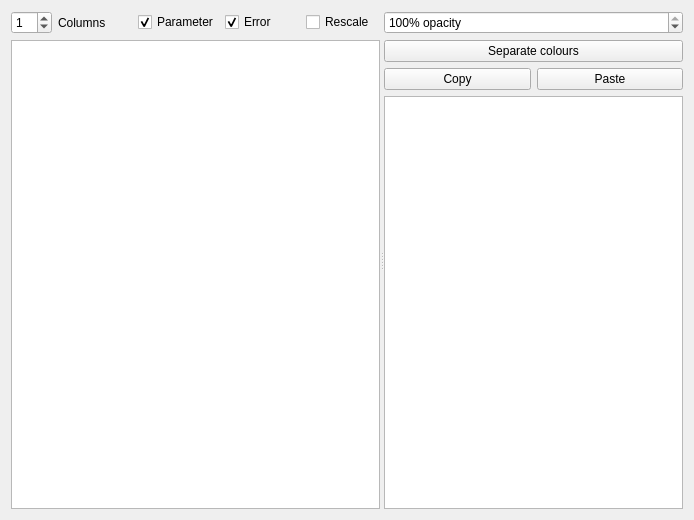
The window that src/gui/parameterfitplotter.ui (CompEphys-team/rtdo) describes before a commit, drawn with Qt 5.
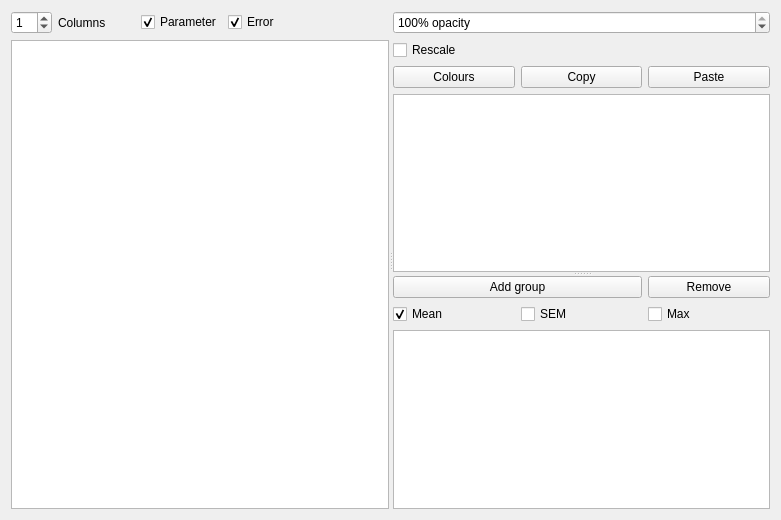
The same window after the commit.

Commit message:
Extend FitPlotter to show stats for groups of fits
Quick, dirty, and incomplete interactivity

```diff
--- a/src/gui/parameterfitplotter.ui
+++ b/src/gui/parameterfitplotter.ui
@@ -6,14 +6,14 @@
    <rect>
     <x>0</x>
     <y>0</y>
-    <width>694</width>
+    <width>781</width>
     <height>520</height>
    </rect>
   </property>
   <property name="windowTitle">
    <string>Parameter fits</string>
   </property>
-  <layout class="QGridLayout" name="gridLayout_2">
+  <layout class="QGridLayout" name="gridLayout_4">
    <item row="0" column="0">
     <widget class="QSplitter" name="splitter">
      <property name="orientation">
@@ -21,13 +21,6 @@
      </property>
      <widget class="QWidget" name="widget" native="true">
       <layout class="QGridLayout" name="gridLayout">
-       <item row="0" column="4">
-        <widget class="QCheckBox" name="rescale">
-         <property name="text">
-          <string>Rescale</string>
-         </property>
-        </widget>
-       </item>
        <item row="1" column="0" colspan="5">
         <widget class="QTableWidget" name="table">
          <property name="selectionMode">
@@ -98,80 +91,164 @@
        </item>
       </layout>
      </widget>
-     <widget class="QWidget" name="sidebar" native="true">
-      <layout class="QGridLayout" name="gridLayout_3">
-       <item row="2" column="0">
-        <widget class="QPushButton" name="copy">
-         <property name="text">
-          <string>Copy</string>
-         </property>
-        </widget>
-       </item>
-       <item row="2" column="1">
-        <widget class="QPushButton" name="paste">
-         <property name="text">
-          <string>Paste</string>
-         </property>
-        </widget>
-       </item>
-       <item row="3" column="0" colspan="2">
-        <widget class="QTableWidget" name="fits">
-         <property name="selectionBehavior">
-          <enum>QAbstractItemView::SelectRows</enum>
-         </property>
-         <property name="columnCount">
-          <number>3</number>
-         </property>
-         <attribute name="horizontalHeaderVisible">
-          <bool>false</bool>
-         </attribute>
-         <attribute name="horizontalHeaderDefaultSectionSize">
-          <number>15</number>
-         </attribute>
-         <attribute name="horizontalHeaderMinimumSectionSize">
-          <number>10</number>
-         </attribute>
-         <attribute name="horizontalHeaderStretchLastSection">
-          <bool>true</bool>
-         </attribute>
-         <attribute name="verticalHeaderVisible">
-          <bool>false</bool>
-         </attribute>
-         <attribute name="verticalHeaderDefaultSectionSize">
-          <number>25</number>
-         </attribute>
-         <column/>
-         <column/>
-         <column/>
-        </widget>
-       </item>
-       <item row="1" column="0" colspan="2">
-        <widget class="QPushButton" name="sepcols">
-         <property name="text">
-          <string>Separate colours</string>
-         </property>
-         <property name="checkable">
-          <bool>true</bool>
-         </property>
-        </widget>
-       </item>
-       <item row="0" column="0" colspan="2">
-        <widget class="QSpinBox" name="opacity">
-         <property name="suffix">
-          <string>% opacity</string>
-         </property>
-         <property name="maximum">
-          <number>100</number>
-         </property>
-         <property name="singleStep">
-          <number>5</number>
-         </property>
-         <property name="value">
-          <number>100</number>
-         </property>
-        </widget>
-       </item>
-      </layout>
+     <widget class="QSplitter" name="sidebar">
+      <property name="orientation">
+       <enum>Qt::Vertical</enum>
+      </property>
+      <widget class="QWidget" name="widget_3" native="true">
+       <layout class="QGridLayout" name="gridLayout_3">
+        <item row="0" column="0" colspan="3">
+         <widget class="QSpinBox" name="opacity">
+          <property name="suffix">
+           <string>% opacity</string>
+          </property>
+          <property name="maximum">
+           <number>100</number>
+          </property>
+          <property name="singleStep">
+           <number>5</number>
+          </property>
+          <property name="value">
+           <number>100</number>
+          </property>
+         </widget>
+        </item>
+        <item row="2" column="0">
+         <widget class="QPushButton" name="sepcols">
+          <property name="text">
+           <string>Colours</string>
+          </property>
+          <property name="checkable">
+           <bool>true</bool>
+          </property>
+         </widget>
+        </item>
+        <item row="3" column="0" colspan="3">
+         <widget class="QTableWidget" name="fits">
+          <property name="selectionBehavior">
+           <enum>QAbstractItemView::SelectRows</enum>
+          </property>
+          <property name="columnCount">
+           <number>3</number>
+          </property>
+          <attribute name="horizontalHeaderVisible">
+           <bool>false</bool>
+          </attribute>
+          <attribute name="horizontalHeaderDefaultSectionSize">
+           <number>15</number>
+          </attribute>
+          <attribute name="horizontalHeaderMinimumSectionSize">
+           <number>10</number>
+          </attribute>
+          <attribute name="horizontalHeaderStretchLastSection">
+           <bool>true</bool>
+          </attribute>
+          <attribute name="verticalHeaderVisible">
+           <bool>false</bool>
+          </attribute>
+          <attribute name="verticalHeaderDefaultSectionSize">
+           <number>25</number>
+          </attribute>
+          <column/>
+          <column/>
+          <column/>
+         </widget>
+        </item>
+        <item row="2" column="1">
+         <widget class="QPushButton" name="copy">
+          <property name="text">
+           <string>Copy</string>
+          </property>
+         </widget>
+        </item>
+        <item row="2" column="2">
+         <widget class="QPushButton" name="paste">
+          <property name="text">
+           <string>Paste</string>
+          </property>
+         </widget>
+        </item>
+        <item row="1" column="0" colspan="3">
+         <widget class="QCheckBox" name="rescale">
+          <property name="text">
+           <string>Rescale</string>
+          </property>
+         </widget>
+        </item>
+       </layout>
+      </widget>
+      <widget class="QWidget" name="widget_2" native="true">
+       <layout class="QGridLayout" name="gridLayout_2">
+        <item row="0" column="0" colspan="2">
+         <widget class="QPushButton" name="addGroup">
+          <property name="text">
+           <string>Add group</string>
+          </property>
+         </widget>
+        </item>
+        <item row="2" column="0" colspan="3">
+         <widget class="QTableWidget" name="groups">
+          <property name="selectionBehavior">
+           <enum>QAbstractItemView::SelectRows</enum>
+          </property>
+          <property name="columnCount">
+           <number>2</number>
+          </property>
+          <attribute name="horizontalHeaderVisible">
+           <bool>false</bool>
+          </attribute>
+          <attribute name="horizontalHeaderDefaultSectionSize">
+           <number>15</number>
+          </attribute>
+          <attribute name="horizontalHeaderMinimumSectionSize">
+           <number>10</number>
+          </attribute>
+          <attribute name="horizontalHeaderStretchLastSection">
+           <bool>true</bool>
+          </attribute>
+          <attribute name="verticalHeaderVisible">
+           <bool>false</bool>
+          </attribute>
+          <attribute name="verticalHeaderDefaultSectionSize">
+           <number>25</number>
+          </attribute>
+          <column/>
+          <column/>
+         </widget>
+        </item>
+        <item row="0" column="2">
+         <widget class="QPushButton" name="delGroup">
+          <property name="text">
+           <string>Remove</string>
+          </property>
+         </widget>
+        </item>
+        <item row="1" column="2">
+         <widget class="QCheckBox" name="max">
+          <property name="text">
+           <string>Max</string>
+          </property>
+         </widget>
+        </item>
+        <item row="1" column="0">
+         <widget class="QCheckBox" name="mean">
+          <property name="text">
+           <string>Mean</string>
+          </property>
+          <property name="checked">
+           <bool>true</bool>
+          </property>
+         </widget>
+        </item>
+        <item row="1" column="1">
+         <widget class="QCheckBox" name="SEM">
+          <property name="text">
+           <string>SEM</string>
+          </property>
+         </widget>
+        </item>
+       </layout>
+      </widget>
      </widget>
     </widget>
    </item>
```
The commit also changes 2 other files.
